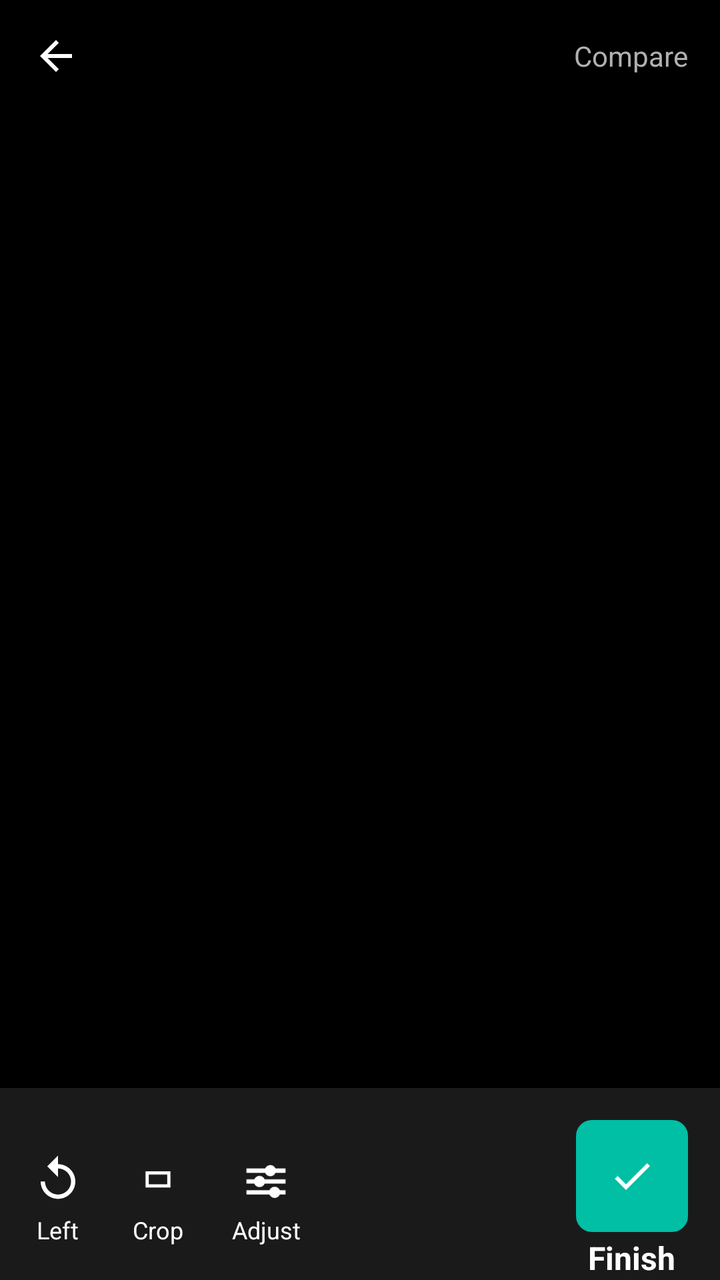
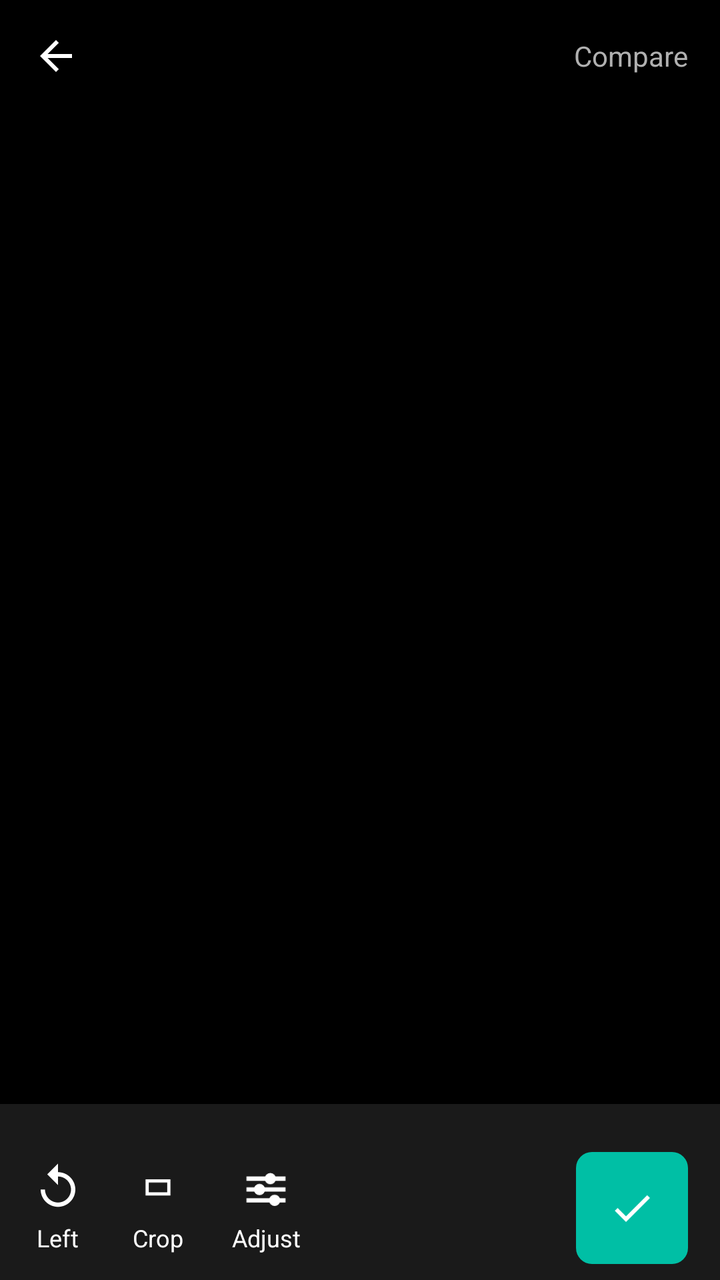

Compare the two renders of this Android layout. The source of the first and the diff that turns it into the second are given below.
<!-- AndroidManifest.xml: application theme Theme.Hakunaa -->
<!-- res/layout/activity_enhance.xml -->
<?xml version="1.0" encoding="utf-8"?>
<LinearLayout xmlns:android="http://schemas.android.com/apk/res/android"
    android:layout_width="match_parent"
    android:layout_height="match_parent"
    android:background="#000000"
    android:orientation="vertical">

    
    <LinearLayout
        android:layout_width="match_parent"
        android:layout_height="56dp"
        android:gravity="center_vertical"
        android:orientation="horizontal"
        android:paddingStart="8dp"
        android:paddingEnd="16dp">

        <ImageButton
            android:id="@+id/btnBack"
            android:layout_width="40dp"
            android:layout_height="40dp"
            android:background="@android:color/transparent"
            android:contentDescription="Back"
            android:src="@drawable/ic_arrow_back"
            android:tint="#FFFFFF" />

        <EditText
            android:id="@+id/etDocName"
            android:layout_width="0dp"
            android:layout_height="wrap_content"
            android:layout_marginStart="8dp"
            android:layout_weight="1"
            android:background="@android:color/transparent"
            android:textColor="#FFFFFF"
            android:textSize="18sp" />

        
        <TextView
            android:id="@+id/tvPageIndicator"
            android:layout_width="wrap_content"
            android:layout_height="wrap_content"
            android:layout_marginEnd="12dp"
            android:text=""
            android:textColor="#FFFFFF"
            android:textSize="14sp"
            android:visibility="gone" />

        <TextView
            android:layout_width="wrap_content"
            android:layout_height="wrap_content"
            android:text="Compare"
            android:textColor="#B0B0B0"
            android:textSize="14sp" />
    </LinearLayout>

    
    <ImageView
        android:id="@+id/ivPage"
        android:layout_width="match_parent"
        android:layout_height="0dp"
        android:layout_weight="1"
        android:layout_marginTop="32dp"
        android:scaleType="fitCenter" />

    
    <HorizontalScrollView
        android:layout_width="match_parent"
        android:layout_height="wrap_content"
        android:background="#1A1A1A"
        android:paddingTop="8dp"
        android:paddingBottom="8dp">

        <LinearLayout
            android:id="@+id/filterRow"
            android:layout_width="wrap_content"
            android:layout_height="wrap_content"
            android:orientation="horizontal"
            android:paddingStart="8dp"
            android:paddingEnd="8dp" />
    </HorizontalScrollView>

    
    <LinearLayout
        android:id="@+id/adjustPanel"
        android:layout_width="match_parent"
        android:layout_height="wrap_content"
        android:background="#1A1A1A"
        android:orientation="vertical"
        android:paddingStart="16dp"
        android:paddingEnd="16dp"
        android:paddingTop="4dp"
        android:paddingBottom="8dp"
        android:visibility="gone">

        <LinearLayout
            android:layout_width="match_parent"
            android:layout_height="wrap_content"
            android:gravity="center_vertical"
            android:orientation="horizontal">

            <TextView
                android:layout_width="wrap_content"
                android:layout_height="wrap_content"
                android:text="Adjust"
                android:textColor="#FFFFFF"
                android:textSize="14sp"
                android:textStyle="bold" />

            <View
                android:layout_width="0dp"
                android:layout_height="0dp"
                android:layout_weight="1" />

            <TextView
                android:id="@+id/btnAdjustReset"
                android:layout_width="wrap_content"
                android:layout_height="wrap_content"
                android:padding="8dp"
                android:text="Reset"
                android:textColor="#00BFA5"
                android:textSize="14sp" />

            <TextView
                android:id="@+id/btnAdjustClose"
                android:layout_width="wrap_content"
                android:layout_height="wrap_content"
                android:padding="8dp"
                android:text="✕"
                android:textColor="#B0B0B0"
                android:textSize="14sp" />
        </LinearLayout>

        <LinearLayout
            android:layout_width="match_parent"
            android:layout_height="wrap_content"
            android:gravity="center_vertical"
            android:orientation="horizontal">

            <TextView
                android:layout_width="90dp"
                android:layout_height="wrap_content"
                android:text="Brightness"
                android:textColor="#B0B0B0"
                android:textSize="13sp" />

            <SeekBar
                android:id="@+id/seekBrightness"
                android:layout_width="0dp"
                android:layout_height="wrap_content"
                android:layout_weight="1"
                android:max="200"
                android:progress="100"
                android:progressTint="#00BFA5"
                android:thumbTint="#00BFA5" />

            <TextView
                android:id="@+id/tvBrightnessValue"
                android:layout_width="40dp"
                android:layout_height="wrap_content"
                android:gravity="end"
                android:text="0"
                android:textColor="#FFFFFF"
                android:textSize="13sp" />
        </LinearLayout>

        <LinearLayout
            android:layout_width="match_parent"
            android:layout_height="wrap_content"
            android:gravity="center_vertical"
            android:orientation="horizontal">

            <TextView
                android:layout_width="90dp"
                android:layout_height="wrap_content"
                android:text="Contrast"
                android:textColor="#B0B0B0"
                android:textSize="13sp" />

            <SeekBar
                android:id="@+id/seekContrast"
                android:layout_width="0dp"
                android:layout_height="wrap_content"
                android:layout_weight="1"
                android:max="150"
                android:progress="50"
                android:progressTint="#00BFA5"
                android:thumbTint="#00BFA5" />

            <TextView
                android:id="@+id/tvContrastValue"
                android:layout_width="40dp"
                android:layout_height="wrap_content"
                android:gravity="end"
                android:text="1.00"
                android:textColor="#FFFFFF"
                android:textSize="13sp" />
        </LinearLayout>

        <LinearLayout
            android:layout_width="match_parent"
            android:layout_height="wrap_content"
            android:gravity="center_vertical"
            android:orientation="horizontal">

            <TextView
                android:layout_width="90dp"
                android:layout_height="wrap_content"
                android:text="Sharpness"
                android:textColor="#B0B0B0"
                android:textSize="13sp" />

            <SeekBar
                android:id="@+id/seekSharpness"
                android:layout_width="0dp"
                android:layout_height="wrap_content"
                android:layout_weight="1"
                android:max="100"
                android:progress="40"
                android:progressTint="#00BFA5"
                android:thumbTint="#00BFA5" />

            <TextView
                android:id="@+id/tvSharpnessValue"
                android:layout_width="40dp"
                android:layout_height="wrap_content"
                android:gravity="end"
                android:text="40"
                android:textColor="#FFFFFF"
                android:textSize="13sp" />
        </LinearLayout>
    </LinearLayout>

    
    <LinearLayout
        android:id="@+id/applyAllRow"
        android:layout_width="match_parent"
        android:layout_height="wrap_content"
        android:background="#1A1A1A"
        android:gravity="center_vertical"
        android:orientation="horizontal"
        android:paddingStart="16dp"
        android:paddingEnd="16dp"
        android:paddingTop="4dp"
        android:paddingBottom="8dp"
        android:visibility="gone">

        <CheckBox
            android:id="@+id/cbApplyAll"
            android:layout_width="wrap_content"
            android:layout_height="wrap_content"
            android:button="@drawable/checkbox_apply_all"
            android:text="Apply to all pages"
            android:textColor="#FFFFFF"
            android:textSize="14sp" />

        <TextView
            android:id="@+id/tvApplyAllCount"
            android:layout_width="wrap_content"
            android:layout_height="wrap_content"
            android:layout_marginStart="8dp"
            android:text=""
            android:textColor="#808080"
            android:textSize="13sp" />
    </LinearLayout>

    
    <LinearLayout
        android:layout_width="match_parent"
        android:layout_height="80dp"
        android:background="#1A1A1A"
        android:gravity="center_vertical"
        android:orientation="horizontal"
        android:paddingStart="16dp"
        android:paddingEnd="16dp">

        <LinearLayout
            android:id="@+id/btnRotateLeft"
            android:layout_width="wrap_content"
            android:layout_height="wrap_content"
            android:gravity="center"
            android:orientation="vertical">

            <ImageView
                android:layout_width="26dp"
                android:layout_height="26dp"
                android:src="@drawable/ic_rotate_left"
                android:tint="#FFFFFF" />

            <TextView
                android:layout_width="wrap_content"
                android:layout_height="wrap_content"
                android:layout_marginTop="4dp"
                android:text="Left"
                android:textColor="#FFFFFF"
                android:textSize="12sp" />
        </LinearLayout>

        
        <LinearLayout
            android:id="@+id/btnCrop"
            android:layout_width="wrap_content"
            android:layout_height="wrap_content"
            android:layout_marginStart="24dp"
            android:gravity="center"
            android:orientation="vertical">

            <ImageView
                android:layout_width="26dp"
                android:layout_height="26dp"
                android:src="@drawable/ic_crop"
                android:tint="#FFFFFF" />

            <TextView
                android:layout_width="wrap_content"
                android:layout_height="wrap_content"
                android:layout_marginTop="4dp"
                android:text="Crop"
                android:textColor="#FFFFFF"
                android:textSize="12sp" />
        </LinearLayout>

        
        <LinearLayout
            android:id="@+id/btnAdjust"
            android:layout_width="wrap_content"
            android:layout_height="wrap_content"
            android:layout_marginStart="24dp"
            android:gravity="center"
            android:orientation="vertical">

            <ImageView
                android:id="@+id/ivAdjustIcon"
                android:layout_width="26dp"
                android:layout_height="26dp"
                android:src="@drawable/ic_tune"
                android:tint="#FFFFFF" />

            <TextView
                android:id="@+id/tvAdjustLabel"
                android:layout_width="wrap_content"
                android:layout_height="wrap_content"
                android:layout_marginTop="4dp"
                android:text="Adjust"
                android:textColor="#FFFFFF"
                android:textSize="12sp" />
        </LinearLayout>

        <View
            android:layout_width="0dp"
            android:layout_height="0dp"
            android:layout_weight="1" />

        
        <LinearLayout
            android:layout_width="wrap_content"
            android:layout_height="wrap_content"
            android:gravity="center"
            android:orientation="vertical">

            <ImageButton
                android:id="@+id/btnSave"
                android:layout_width="56dp"
                android:layout_height="56dp"
                android:background="@drawable/bg_teal_button"
                android:contentDescription="Save"
                android:src="@drawable/ic_check"
                android:tint="#FFFFFF" />

            <TextView
                android:id="@+id/tvSaveLabel"
                android:layout_width="wrap_content"
                android:layout_height="wrap_content"
                android:layout_marginTop="2dp"
                android:text="Finish"
                android:textColor="#FFFFFF"
                android:textSize="16sp"
                android:textStyle="bold" />
        </LinearLayout>
    </LinearLayout>
</LinearLayout>
<!-- resources referenced by this layout -->
<resources>
  <!-- drawable bg_teal_button (drawable) -->
  <?xml version="1.0" encoding="utf-8"?>
  <shape xmlns:android="http://schemas.android.com/apk/res/android"
      android:shape="rectangle">
      <corners android:radius="8dp" />
      <solid android:color="#00BFA5" />
  </shape>
  <!-- drawable checkbox_apply_all (drawable) -->
  <?xml version="1.0" encoding="utf-8"?>
  <selector xmlns:android="http://schemas.android.com/apk/res/android">
      <item android:state_checked="true" android:drawable="@drawable/checkbox_checked" />
      <item android:drawable="@drawable/checkbox_unchecked" />
  </selector>
  <!-- drawable ic_arrow_back (drawable) -->
  <vector xmlns:android="http://schemas.android.com/apk/res/android"
      android:width="24dp"
      android:height="24dp"
      android:viewportWidth="24"
      android:viewportHeight="24"
      android:tint="#111827">
      <path
          android:fillColor="#FF000000"
          android:pathData="M20,11H7.83l5.59,-5.59L12,4l-8,8 8,8 1.41,-1.41L7.83,13H20v-2z" />
  </vector>
  <!-- drawable ic_check (drawable) -->
  <?xml version="1.0" encoding="utf-8"?>
  <vector xmlns:android="http://schemas.android.com/apk/res/android"
      android:width="24dp"
      android:height="24dp"
      android:viewportWidth="24"
      android:viewportHeight="24">
      <path
          android:fillColor="#FFFFFF"
          android:pathData="M9,16.17L4.83,12l-1.42,1.41L9,19 21,7l-1.41,-1.41z" />
  </vector>
  <!-- drawable ic_rotate_left (drawable) -->
  <?xml version="1.0" encoding="utf-8"?>
  <vector xmlns:android="http://schemas.android.com/apk/res/android"
      android:width="24dp"
      android:height="24dp"
      android:viewportWidth="24"
      android:viewportHeight="24">
      <path
          android:fillColor="#FFFFFF"
          android:pathData="M12,5V1L7,6l5,5V7c3.31,0 6,2.69 6,6s-2.69,6 -6,6 -6,-2.69 -6,-6H4c0,4.42 3.58,8 8,8s8,-3.58 8,-8 -3.58,-8 -8,-8z" />
  </vector>
  <style name="Theme.Hakunaa" parent="Theme.Material3.Light.NoActionBar">
          <item name="colorPrimary">@color/hakunaa_primary</item>
          <item name="colorPrimaryDark">@color/hakunaa_primary_dark</item>
          <item name="colorOnPrimary">@color/hakunaa_on_primary</item>
          <item name="android:windowBackground">@color/hakunaa_background</item>
          <item name="colorSurface">@color/hakunaa_surface</item>
          <item name="android:textColorPrimary">@color/hakunaa_text</item>
          <item name="android:textColorSecondary">@color/hakunaa_text_secondary</item>
      </style>
  <!-- drawable checkbox_unchecked (drawable) -->
  <?xml version="1.0" encoding="utf-8"?>
  <vector xmlns:android="http://schemas.android.com/apk/res/android"
      android:width="24dp"
      android:height="24dp"
      android:viewportWidth="24"
      android:viewportHeight="24">
      <path
          android:fillColor="#00000000"
          android:strokeColor="#FFFFFF"
          android:strokeWidth="2"
          android:pathData="M5,3 h14 a2,2 0 0 1 2,2 v14 a2,2 0 0 1 -2,2 H5 a2,2 0 0 1 -2,-2 V5 a2,2 0 0 1 2,-2 z" />
  </vector>
  <color name="hakunaa_primary">#0B57D0</color>
  <color name="hakunaa_primary_dark">#0842A0</color>
  <color name="hakunaa_on_primary">#FFFFFF</color>
  <color name="hakunaa_background">#F6F7F9</color>
  <color name="hakunaa_surface">#FFFFFF</color>
  <color name="hakunaa_text">#111827</color>
  <color name="hakunaa_text_secondary">#5B6472</color>
  <!-- unchanged entries left out for length: 3 -->
</resources>

<!-- the commit's change to res/layout/activity_enhance.xml (unified diff, before → after) -->
@@ -265,7 +265,7 @@
     
     <LinearLayout
         android:layout_width="match_parent"
-        android:layout_height="80dp"
+        android:layout_height="72dp"
         android:background="#1A1A1A"
         android:gravity="center_vertical"
         android:orientation="horizontal"
@@ -350,30 +350,13 @@
             android:layout_weight="1" />
 
         
-        <LinearLayout
-            android:layout_width="wrap_content"
-            android:layout_height="wrap_content"
-            android:gravity="center"
-            android:orientation="vertical">
-
-            <ImageButton
-                android:id="@+id/btnSave"
-                android:layout_width="56dp"
-                android:layout_height="56dp"
-                android:background="@drawable/bg_teal_button"
-                android:contentDescription="Save"
-                android:src="@drawable/ic_check"
-                android:tint="#FFFFFF" />
-
-            <TextView
-                android:id="@+id/tvSaveLabel"
-                android:layout_width="wrap_content"
-                android:layout_height="wrap_content"
-                android:layout_marginTop="2dp"
-                android:text="Finish"
-                android:textColor="#FFFFFF"
-                android:textSize="16sp"
-                android:textStyle="bold" />
-        </LinearLayout>
+        <ImageButton
+            android:id="@+id/btnSave"
+            android:layout_width="56dp"
+            android:layout_height="56dp"
+            android:background="@drawable/bg_teal_button"
+            android:contentDescription="Save"
+            android:src="@drawable/ic_check"
+            android:tint="#FFFFFF" />
     </LinearLayout>
 </LinearLayout>
